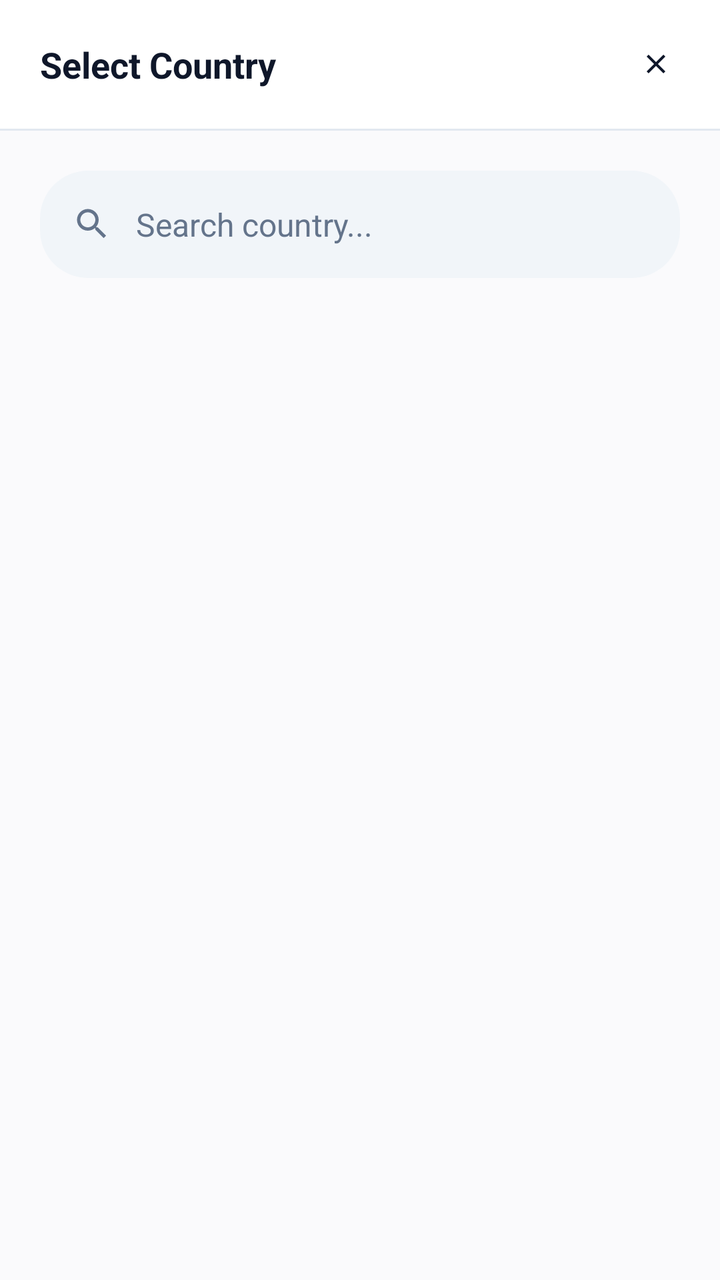
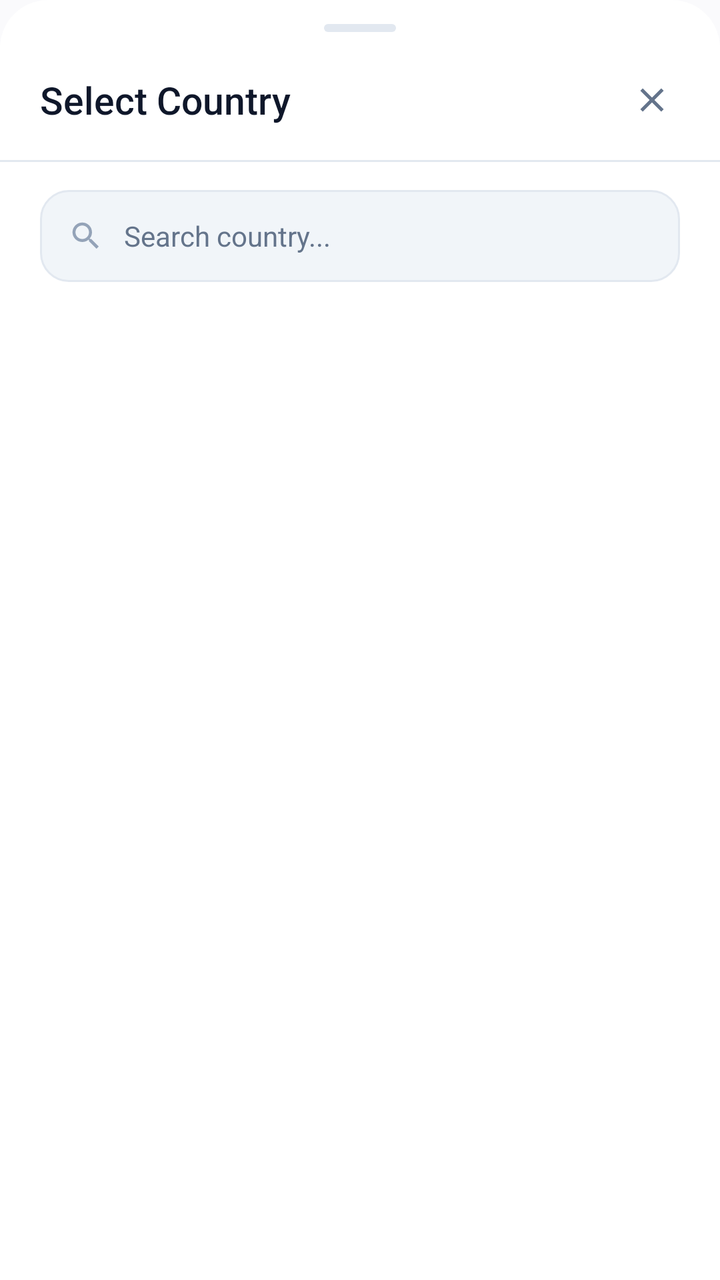

The first picture is an Android layout as it rendered before a commit; the second is the same layout after the commit. The layout source and the unified diff follow.
<!-- AndroidManifest.xml: application theme Theme.VEIL -->
<!-- res/layout/dialog_country_picker.xml -->
<?xml version="1.0" encoding="utf-8"?>
<LinearLayout xmlns:android="http://schemas.android.com/apk/res/android"
    xmlns:app="http://schemas.android.com/apk/res-auto"
    android:layout_width="match_parent"
    android:layout_height="match_parent"
    android:orientation="vertical"
    android:background="@color/veil_primary_dark">

    
    <LinearLayout
        android:layout_width="match_parent"
        android:layout_height="wrap_content"
        android:orientation="horizontal"
        android:gravity="center_vertical"
        android:background="@color/veil_primary"
        android:padding="20dp">

        <TextView
            android:layout_width="0dp"
            android:layout_height="wrap_content"
            android:layout_weight="1"
            android:text="Select Country"
            android:textColor="@color/text_primary"
            android:textSize="18sp"
            android:textStyle="bold" />

        <ImageView
            android:id="@+id/closeButton"
            android:layout_width="24dp"
            android:layout_height="24dp"
            android:src="@drawable/ic_close"
            android:padding="4dp"
            app:tint="@color/text_primary" />

    </LinearLayout>

    <View
        android:layout_width="match_parent"
        android:layout_height="1dp"
        android:background="@color/colorOutline" />

    
    <LinearLayout
        android:layout_width="match_parent"
        android:layout_height="wrap_content"
        android:orientation="horizontal"
        android:gravity="center_vertical"
        android:background="@drawable/input_background"
        android:padding="16dp"
        android:layout_margin="20dp">

        <ImageView
            android:layout_width="20dp"
            android:layout_height="20dp"
            android:src="@drawable/ic_search"
            android:layout_marginEnd="12dp"
            app:tint="@color/text_secondary" />

        <EditText
            android:id="@+id/searchEditText"
            android:layout_width="0dp"
            android:layout_height="wrap_content"
            android:layout_weight="1"
            android:hint="Search country..."
            android:textColor="@color/text_primary"
            android:textColorHint="@color/text_secondary"
            android:textSize="16sp"
            android:maxLines="1"
            android:background="@null"
            android:padding="0dp" />

    </LinearLayout>

    
    <androidx.recyclerview.widget.RecyclerView
        android:id="@+id/countriesRecyclerView"
        android:layout_width="match_parent"
        android:layout_height="0dp"
        android:layout_weight="1"
        android:layout_marginStart="20dp"
        android:layout_marginEnd="20dp"
        android:layout_marginBottom="20dp" />

</LinearLayout>
<!-- resources referenced by this layout -->
<resources>
  <color name="text_secondary">#64748B</color>
  <color name="veil_primary">#FFFFFF</color>
  <color name="veil_primary_dark">#FAFAFC</color>
  <!-- drawable input_background (drawable) -->
  <?xml version="1.0" encoding="utf-8"?>
  <shape xmlns:android="http://schemas.android.com/apk/res/android"
      android:shape="rectangle">
      <corners android:radius="24dp" />
      <solid android:color="@color/veil_primary_light" />
  </shape>
  <color name="veil_primary_light">#F1F5F9</color>
  <style name="Base.Theme.VEIL" parent="Theme.Material3.DayNight.NoActionBar">
          <item name="android:statusBarColor">@android:color/transparent</item>
          <item name="android:navigationBarColor">@android:color/transparent</item>
          <item name="android:windowLightStatusBar" tools:targetApi="m">true</item>
          <item name="colorPrimary">@color/colorPrimary</item>
          <item name="colorOnPrimary">@color/colorOnPrimary</item>
          <item name="colorPrimaryContainer">@color/colorPrimaryContainer</item>
          <item name="colorOnPrimaryContainer">@color/colorOnPrimaryContainer</item>
          <item name="colorSurface">@color/colorSurface</item>
          <item name="colorSurfaceVariant">@color/colorSurfaceVariant</item>
          <item name="colorOutline">@color/colorOutline</item>
          <item name="android:colorBackground">@color/colorBackground</item>
          <item name="bottomSheetDialogTheme">@style/ModernBottomSheetDialogTheme</item>
      </style>
  <!-- unchanged entries left out for length: 14 -->
</resources>

<!-- the commit's change to res/layout/dialog_country_picker.xml (unified diff, before → after) -->
@@ -4,7 +4,16 @@
     android:layout_width="match_parent"
     android:layout_height="match_parent"
     android:orientation="vertical"
-    android:background="@color/veil_primary_dark">
+    android:background="@drawable/bottom_sheet_background"
+    android:paddingTop="12dp">
+
+    
+    <View
+        android:layout_width="36dp"
+        android:layout_height="4dp"
+        android:background="@drawable/bg_persona_drag_handle"
+        android:layout_gravity="center_horizontal"
+        android:layout_marginBottom="16dp" />
 
     
     <LinearLayout
@@ -12,26 +21,27 @@
         android:layout_height="wrap_content"
         android:orientation="horizontal"
         android:gravity="center_vertical"
-        android:background="@color/veil_primary"
-        android:padding="20dp">
+        android:paddingStart="20dp"
+        android:paddingEnd="16dp"
+        android:paddingBottom="12dp">
 
         <TextView
             android:layout_width="0dp"
             android:layout_height="wrap_content"
             android:layout_weight="1"
             android:text="Select Country"
-            android:textColor="@color/text_primary"
-            android:textSize="18sp"
-            android:textStyle="bold" />
+            android:textColor="@color/textPrimary"
+            android:textSize="19sp"
+            android:fontFamily="sans-serif-medium" />
 
         <ImageView
             android:id="@+id/closeButton"
-            android:layout_width="24dp"
-            android:layout_height="24dp"
+            android:layout_width="36dp"
+            android:layout_height="36dp"
             android:src="@drawable/ic_close"
-            android:padding="4dp"
-            app:tint="@color/text_primary" />
-
+            android:padding="8dp"
+            android:background="?attr/selectableItemBackgroundBorderless"
+            app:tint="@color/textSecondary" />
     </LinearLayout>
 
     <View
@@ -42,19 +52,23 @@
     
     <LinearLayout
         android:layout_width="match_parent"
-        android:layout_height="wrap_content"
+        android:layout_height="46dp"
         android:orientation="horizontal"
         android:gravity="center_vertical"
-        android:background="@drawable/input_background"
-        android:padding="16dp"
-        android:layout_margin="20dp">
+        android:background="@drawable/bg_search_input"
+        android:paddingStart="14dp"
+        android:paddingEnd="14dp"
+        android:layout_marginStart="20dp"
+        android:layout_marginEnd="20dp"
+        android:layout_marginTop="14dp"
+        android:layout_marginBottom="10dp">
 
         <ImageView
-            android:layout_width="20dp"
-            android:layout_height="20dp"
+            android:layout_width="18dp"
+            android:layout_height="18dp"
             android:src="@drawable/ic_search"
-            android:layout_marginEnd="12dp"
-            app:tint="@color/text_secondary" />
+            android:layout_marginEnd="10dp"
+            app:tint="@color/textTertiary" />
 
         <EditText
             android:id="@+id/searchEditText"
@@ -62,13 +76,12 @@
             android:layout_height="wrap_content"
             android:layout_weight="1"
             android:hint="Search country..."
-            android:textColor="@color/text_primary"
-            android:textColorHint="@color/text_secondary"
-            android:textSize="16sp"
+            android:textColor="@color/textPrimary"
+            android:textColorHint="@color/textSecondary"
+            android:textSize="14sp"
             android:maxLines="1"
             android:background="@null"
             android:padding="0dp" />
-
     </LinearLayout>
 
     
@@ -77,8 +90,8 @@
         android:layout_width="match_parent"
         android:layout_height="0dp"
         android:layout_weight="1"
-        android:layout_marginStart="20dp"
-        android:layout_marginEnd="20dp"
-        android:layout_marginBottom="20dp" />
+        android:paddingStart="4dp"
+        android:paddingEnd="4dp"
+        android:clipToPadding="false" />
 
 </LinearLayout>
<!-- resource entries referenced after the edit -->
@@ -1,16 +1,33 @@
 <!-- resources referenced by this layout -->
 <resources>
-  <color name="text_secondary">#64748B</color>
-  <color name="veil_primary">#FFFFFF</color>
-  <color name="veil_primary_dark">#FAFAFC</color>
-  <!-- drawable input_background (drawable) -->
+  <color name="textPrimary">#0F172A</color>
+  <color name="textSecondary">#64748B</color>
+  <color name="textTertiary">#94A3B8</color>
+  <!-- drawable bg_persona_drag_handle (drawable) -->
   <?xml version="1.0" encoding="utf-8"?>
   <shape xmlns:android="http://schemas.android.com/apk/res/android"
       android:shape="rectangle">
-      <corners android:radius="24dp" />
-      <solid android:color="@color/veil_primary_light" />
+      <solid android:color="@color/colorOutline" />
+      <corners android:radius="2dp" />
   </shape>
-  <color name="veil_primary_light">#F1F5F9</color>
+  <!-- drawable bg_search_input (drawable) -->
+  <?xml version="1.0" encoding="utf-8"?>
+  <shape xmlns:android="http://schemas.android.com/apk/res/android"
+      android:shape="rectangle">
+      <corners android:radius="14dp" />
+      <solid android:color="@color/colorSurfaceVariant" />
+      <stroke
+          android:width="1dp"
+          android:color="@color/colorOutline" />
+  </shape>
+  <!-- drawable bottom_sheet_background (drawable) -->
+  <?xml version="1.0" encoding="utf-8"?>
+  <shape xmlns:android="http://schemas.android.com/apk/res/android">
+      <solid android:color="@color/colorSurface" />
+      <corners
+          android:topLeftRadius="24dp"
+          android:topRightRadius="24dp" />
+  </shape>
   <style name="Base.Theme.VEIL" parent="Theme.Material3.DayNight.NoActionBar">
           <item name="android:statusBarColor">@android:color/transparent</item>
           <item name="android:navigationBarColor">@android:color/transparent</item>
@@ -19,12 +36,46 @@
           <item name="colorOnPrimary">@color/colorOnPrimary</item>
           <item name="colorPrimaryContainer">@color/colorPrimaryContainer</item>
           <item name="colorOnPrimaryContainer">@color/colorOnPrimaryContainer</item>
+          <item name="colorSecondary">@color/colorSecondary</item>
+          <item name="colorOnSecondary">@color/colorOnSecondary</item>
+          <item name="colorSecondaryContainer">@color/colorSecondaryContainer</item>
+          <item name="colorOnSecondaryContainer">@color/colorOnSecondaryContainer</item>
+          <item name="colorTertiary">@color/colorTertiary</item>
+          <item name="colorOnTertiary">@color/colorOnTertiary</item>
+          <item name="colorTertiaryContainer">@color/colorTertiaryContainer</item>
+          <item name="colorOnTertiaryContainer">@color/colorOnTertiaryContainer</item>
           <item name="colorSurface">@color/colorSurface</item>
+          <item name="colorOnSurface">@color/colorOnSurface</item>
           <item name="colorSurfaceVariant">@color/colorSurfaceVariant</item>
+          <item name="colorOnSurfaceVariant">@color/colorOnSurfaceVariant</item>
+          <item name="colorSurfaceDim">@color/colorSurfaceDim</item>
+          <item name="colorSurfaceBright">@color/colorSurfaceBright</item>
+          <item name="colorSurfaceContainerLowest">@color/colorSurfaceContainerLowest</item>
+          <item name="colorSurfaceContainerLow">@color/colorSurfaceContainerLow</item>
+          <item name="colorSurfaceContainer">@color/colorSurfaceContainer</item>
+          <item name="colorSurfaceContainerHigh">@color/colorSurfaceContainerHigh</item>
+          <item name="colorSurfaceContainerHighest">@color/colorSurfaceContainerHighest</item>
           <item name="colorOutline">@color/colorOutline</item>
           <item name="android:colorBackground">@color/colorBackground</item>
           <item name="bottomSheetDialogTheme">@style/ModernBottomSheetDialogTheme</item>
       </style>
+  <color name="colorSecondary">#0D9488</color>
+  <color name="colorOnSecondary">#FFFFFF</color>
+  <color name="colorSecondaryContainer">#EEF2FF</color>
+  <color name="colorOnSecondaryContainer">#3730A3</color>
+  <color name="colorTertiary">#06B6D4</color>
+  <color name="colorOnTertiary">#FFFFFF</color>
+  <color name="colorTertiaryContainer">#ECFEFF</color>
+  <color name="colorOnTertiaryContainer">#155E75</color>
+  <color name="colorOnSurface">#0F172A</color>
+  <color name="colorOnSurfaceVariant">#475569</color>
+  <color name="colorSurfaceDim">#E2E8F0</color>
+  <color name="colorSurfaceBright">#FFFFFF</color>
+  <color name="colorSurfaceContainerLowest">#FFFFFF</color>
+  <color name="colorSurfaceContainerLow">#F8FAFC</color>
+  <color name="colorSurfaceContainer">#F1F5F9</color>
+  <color name="colorSurfaceContainerHigh">#E2E8F0</color>
+  <color name="colorSurfaceContainerHighest">#CBD5E1</color>
   <!-- unchanged entries left out for length: 14 -->
 </resources>
 
